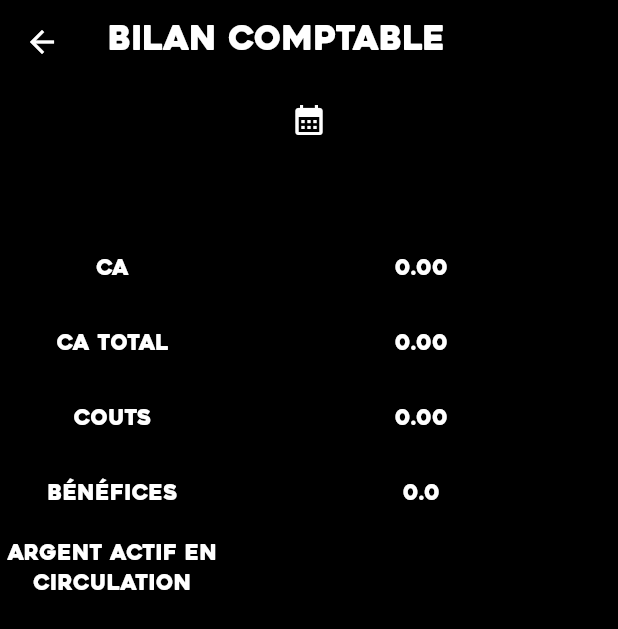
After one commit to Faboo21/turbo_market, a Flutter app: the AdminPage screen opened by its route, after a tap on "Bilan", on a phone screen of 412 x 824 dp. The commit adds this screen. Shown: the top 629 px of the screen. Run offline on Flutter 3.47's test engine with Material 3 defaults, Android fonts, the phone set to English and light mode, and no system bars; our stand-ins replace fl_chart, flutter_colorpicker, flutter_highlight, fluttericon, image_picker, shared_preferences and 1 more; missing offline and left inert: dart_eval, flutter_code_editor, gif, highlight, simple_barcode_scanner; accounts and stored records are empty; network calls fail; statements that could not run were skipped.

Commit message:
end soon

```diff
--- /dev/null
+++ b/lib/pages/admin_page/accountancy_page.dart
@@ -0,0 +1,209 @@
+import 'package:collection/collection.dart';
+import 'package:flutter/material.dart';
+import 'package:syncfusion_flutter_datepicker/datepicker.dart';
+import 'package:turbo_market/api/payment_method_request.dart';
+import 'package:turbo_market/api/prize_request.dart';
+import 'package:turbo_market/api/transaction_request.dart';
+import 'package:turbo_market/type/api_type/payment_method.dart';
+import 'package:turbo_market/type/api_type/transaction.dart';
+
+import '../../api/user_request.dart';
+import '../../type/api_type/prize.dart';
+import '../../type/api_type/user.dart';
+
+class AccountacyPage extends StatefulWidget {
+  const AccountacyPage({super.key});
+
+  @override
+  State<AccountacyPage> createState() => _AccountacyPageState();
+}
+
+class _AccountacyPageState extends State<AccountacyPage> {
+  List<double> caPerMethods = [];
+  double prizesCost = 0;
+  double benefits = 0;
+  double totalCA = 0;
+  double total = 0;
+
+  List<PaymentMethod> paymentMethod = [];
+
+  DateTime? _startDate = DateTime(DateTime.now().year, DateTime.now().month, DateTime.now().day);
+  DateTime? _endDate = DateTime(DateTime.now().year, DateTime.now().month, DateTime.now().day+1);
+
+  @override
+  void initState() {
+    calculate();
+    loadTotal();
+    super.initState();
+  }
+
+  Future<void> loadTotal() async {
+    double resTotal = 0;
+    List<User> resList = await getAllUsers();
+    for (var element in resList) {
+      resTotal += element.balance;
+    }
+    setState(() {
+      total = resTotal;
+    });
+  }
+
+  Future<void> calculate() async {
+    List<Transaction> transactions = await getAllTransactions();
+    List<Prize> prizes = await getAllPrizes();
+    List<PaymentMethod> methods = await getAllPaymentMethod();
+    int maxId = methods.map((e) => e.payId).toList().max;
+
+    if (_startDate == null || _endDate == null) {
+      return;
+    }
+
+    List<Transaction> filteredTransactions = transactions.where((partie) {
+      DateTime partieDate = DateTime.parse(partie.traTime);
+      return (partieDate.isAtSameMomentAs(_startDate!) || partieDate.isAfter(_startDate!)) &&
+          (partieDate.isAtSameMomentAs(_endDate!) || partieDate.isBefore(_endDate!));
+    }).toList();
+
+    List<double> ca = List.filled(maxId + 1, 0);
+    double cost = 0;
+    for (var transaction in filteredTransactions) {
+      if (transaction.priId == 0) {
+        ca[transaction.payId] += transaction.traAmount;
+      } else {
+        cost += prizes.where((e) => e.id == transaction.priId).first.cost;
+      }
+    }
+
+    setState(() {
+      paymentMethod = methods;
+      caPerMethods = ca;
+      prizesCost = cost;
+      benefits = ca.sum - prizesCost;
+      totalCA = ca.sum;
+    });
+  }
+
+  @override
+  Widget build(BuildContext context) {
+    return Scaffold(
+      appBar: AppBar(
+        title: const Text('Bilan comptable'),
+        backgroundColor: Theme.of(context).colorScheme.primary,
+      ),
+      body: ListView(children: [
+        IconButton(
+          onPressed: () {
+            _showDatePicker(context);
+          },
+          icon: const Icon(Icons.calendar_month),
+        ),
+        Row(
+          children: [
+            const SizedBox(
+              width: 150,
+              child: Column(children: [
+                Row(
+                  mainAxisAlignment: MainAxisAlignment.spaceAround,
+                  children: [SizedBox(width: 150, height: 50,child: Center(child: Text("")))],
+                ),
+                Row(
+                  mainAxisAlignment: MainAxisAlignment.spaceAround,
+                  children: [SizedBox(width: 150, height: 50,child: Center(child: Text("CA")))],
+                ),
+                Row(
+                  mainAxisAlignment: MainAxisAlignment.spaceAround,
+                  children: [SizedBox(width: 150, height: 50,child: Center(child: Text("CA total")))],
+                ),
+                Row(
+                  mainAxisAlignment: MainAxisAlignment.spaceAround,
+                  children: [SizedBox(width: 150, height: 50,child: Center(child: Text("Couts")))],
+                ),
+                Row(
+                  mainAxisAlignment: MainAxisAlignment.spaceAround,
+                  children: [SizedBox(width: 150, height: 50,child: Center(child: Text("Bénéfices")))],
+                ),
+                Row(
+                  mainAxisAlignment: MainAxisAlignment.spaceAround,
+                  children: [SizedBox(width: 150, height: 50,child: Center(child: Text("Argent Actif en circulation", textAlign: TextAlign.center,)))],
+                ),
+              ],),
+            ),
+            Expanded(
+              child: Column(children: [
+                Row(
+                  mainAxisAlignment: MainAxisAlignment.spaceAround,
+                  children: paymentMethod.map((e) => SizedBox(width: 150, height: 50,child: Center(child: Text(e.libelle)),)).toList(),
+                ),
+                Row(
+                  mainAxisAlignment: MainAxisAlignment.spaceAround,
+                  children: paymentMethod.map((e) => SizedBox(width: 150, height: 50,child: Center(child: Text(caPerMethods[e.payId].toStringAsFixed(2))),)).toList(),
+                ),
+                Row(
+                  mainAxisAlignment: MainAxisAlignment.spaceAround,
+                  children: [
+                    SizedBox(width: 150, height: 50,child: Center(child: Text(totalCA.toStringAsFixed(2))))
+                  ],
+                ),
+                Row(
+                  mainAxisAlignment: MainAxisAlignment.spaceAround,
+                  children: [
+                    SizedBox(width: 150, height: 50,child: Center(child: Text(prizesCost.toStringAsFixed(2))))
+                  ],
+                ),
+                Row(
+                  mainAxisAlignment: MainAxisAlignment.spaceAround,
+                  children: [
+                    SizedBox(width: 150, height: 50,child: Center(child: Text(benefits.toStringAsFixed(2))))
+                  ],
+                ),
+                Row(
+                  mainAxisAlignment: MainAxisAlignment.spaceAround,
+                  children: [
+                    SizedBox(width: 150, height: 50,child: Center(child: Text(total.toString())))
+                  ],
+                ),
+              ],),
+            ),
+          ],
+        )
+      ],)
+    );
+  }
+
+  void _showDatePicker(BuildContext context) {
+    showDialog(
+      context: context,
+      builder: (BuildContext context) {
+        return AlertDialog(
+          title: const Text('Select Date Range'),
+          content: SizedBox(
+            height: 300,
+            width: 300,
+            child: SfDateRangePicker(
+              selectionMode: DateRangePickerSelectionMode.range,
+              onSelectionChanged: (DateRangePickerSelectionChangedArgs args) {
+                setState(() {
+                  if (args.value is PickerDateRange) {
+                    setState(() {
+                      _startDate = args.value.startDate;
+                      _endDate = args.value.endDate;
+                    });
+                    calculate();
+                  }
+                });
+              },
+            ),
+          ),
+          actions: [
+            TextButton(
+              child: const Text('OK'),
+              onPressed: () {
+                Navigator.of(context).pop();
+              },
+            ),
+          ],
+        );
+      },
+    );
+  }
+}
--- a/lib/pages/admin_page/admin_page.dart
+++ b/lib/pages/admin_page/admin_page.dart
@@ -31,6 +31,15 @@ class _AdminPageState extends State<AdminPage> {
                   trailing: const Icon(Icons.arrow_forward_ios),
                   leading: const Icon(Icons.query_stats),
                   title: const Text("Stats")
+              ),
+              const Divider(),
+              ListTile(
+                  onTap: () {
+                    Navigator.pushNamed(context, "/accountancy");
+                  },
+                  trailing: const Icon(Icons.arrow_forward_ios),
+                  leading: const Icon(Icons.account_balance),
+                  title: const Text("Bilan")
               ),
               const Divider(),
               ListTile(
--- a/lib/router/route_generator.dart
+++ b/lib/router/route_generator.dart
@@ -1,5 +1,6 @@
 import 'package:flutter/material.dart';
 import 'package:turbo_market/Pages/home_page.dart';
+import 'package:turbo_market/pages/admin_page/accountancy_page.dart';
 import 'package:turbo_market/pages/admin_page/code_editor_page.dart';
 import 'package:turbo_market/pages/admin_page/management_page/manage_rarity_page.dart';
 
@@ -37,6 +38,8 @@ class RouteGenerator {
         return MaterialPageRoute(builder: (context) => const ShowcasePage());
       case '/connexion' :
         return MaterialPageRoute(builder: (context) => const ConnexionPage());
+      case '/accountancy' :
+        return MaterialPageRoute(builder: (context) => const AccountacyPage());
       case '/home' :
         return MaterialPageRoute(builder: (context) => const HomePage());
       case '/ajout_user' :
```
Also changed, not shown: lib/api/transaction_request.dart (+0 -10 lines), lib/pages/admin_page/historic_page.dart (+57 -23 lines), lib/pages/admin_page/management_page/manage_payment_method_page.dart (+1 -43 lines).
